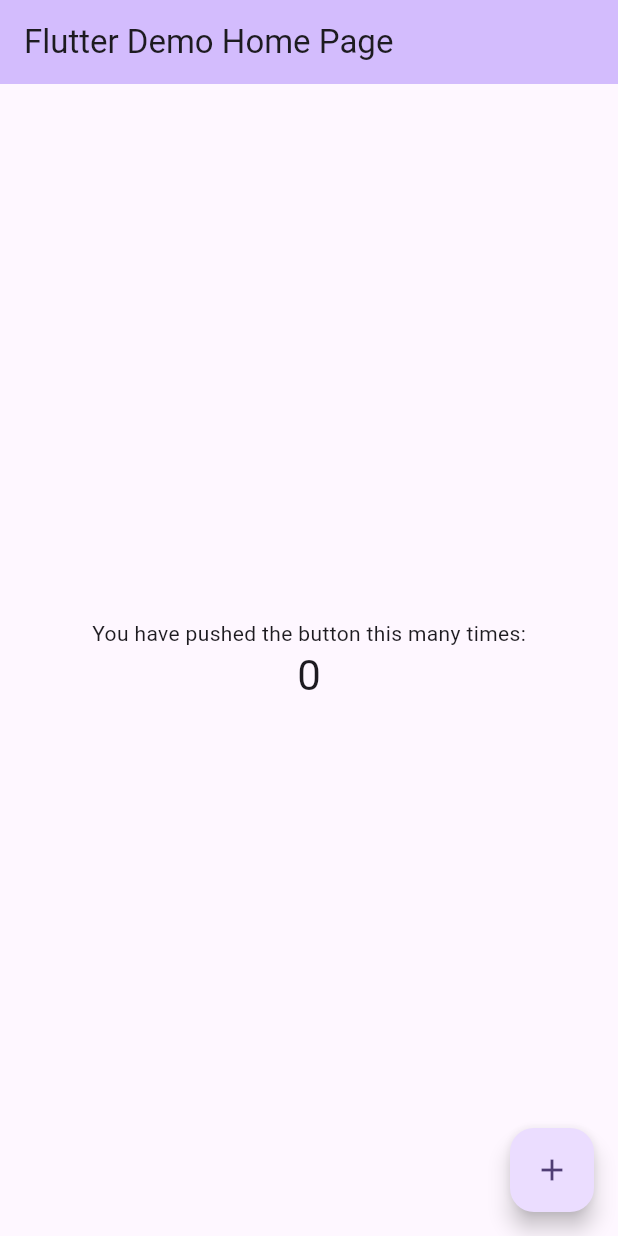
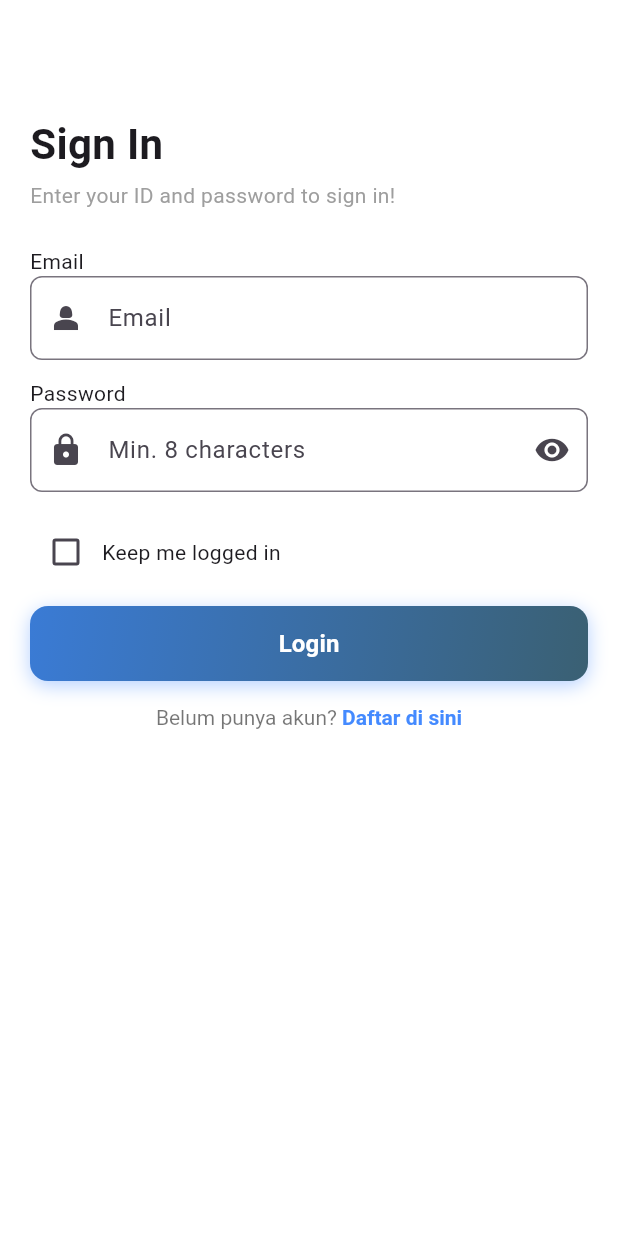
Before and after one commit to Memphissall/UTS_FaizalAzmi, a Flutter app: the screen it shows after launch, on a phone screen of 412 x 824 dp. Run offline on Flutter 3.47's test engine with Material 3 defaults, Android fonts, the phone set to English and light mode, and no system bars.

Commit message:
update kolom

```diff
--- /dev/null
+++ b/lib/UTS/login.dart
@@ -0,0 +1,159 @@
+import 'package:flutter/material.dart';
+
+class LoginPage extends StatefulWidget {
+  const LoginPage({super.key});
+
+  @override
+  State<LoginPage> createState() => _LoginPageState();
+}
+
+class _LoginPageState extends State<LoginPage> {
+  bool _showPassword = true;
+  final TextEditingController _namacontroller = TextEditingController();
+  final TextEditingController _passwordcontroller = TextEditingController();
+  @override
+  Widget build(BuildContext context) {
+    return Scaffold(
+      backgroundColor: Colors.white,
+      appBar: AppBar(
+
+        backgroundColor: Colors.white,
+        foregroundColor: Colors.black,
+        elevation: 0,
+      ),
+      body: Padding(
+        padding: const EdgeInsets.all(20.0),
+        child: Column(
+          crossAxisAlignment: CrossAxisAlignment.start,
+          children: [
+            const Text(
+              "Sign In",
+              style: TextStyle(
+                fontSize: 28,
+                fontWeight: FontWeight.bold,
+              ),
+            ),
+            const SizedBox(height: 4),
+            const Text(
+              "Enter your ID and password to sign in!",
+              style: TextStyle(color: Colors.grey),
+            ),
+
+            const SizedBox(height: 24),
+
+            //Email
+            const Text("Email"),
+            TextField(
+              controller: _namacontroller,
+              decoration: const InputDecoration(
+                prefixIcon: Icon(Icons.person_2),
+                labelText: "Email",
+                hintText: "email",
+                border: OutlineInputBorder(
+                  borderRadius: BorderRadius.all(Radius.circular(8)),
+                ),
+              ),
+            ),
+
+            const SizedBox(height: 12),
+
+            //password
+            const Text("Password"),
+            TextField(
+              controller: _passwordcontroller,
+              obscureText: _showPassword,
+              decoration: InputDecoration(
+                prefixIcon: const Icon(Icons.lock),
+                suffixIcon: IconButton(
+                  onPressed: () {
+                    setState(() {
+                      _showPassword = !_showPassword;
+                    });
+                  },
+                  icon: Icon(
+                    _showPassword
+                        ? Icons.remove_red_eye
+                        : Icons.visibility_off,
+                  ),
+                ),
+                labelText: "Min. 8 characters",
+                hintText: "Password",
+                border: const OutlineInputBorder(
+                  borderRadius: BorderRadius.all(Radius.circular(8)),
+                ),
+              ),
+            ),
+            const SizedBox(height: 16),
+
+            Row(
+              children: [
+                Checkbox(value: false, onChanged: (value) {}),
+                const Text("Keep me logged in"),
+              ],
+            ),
+            const SizedBox(height: 12),
+
+            // Tombol Untuk Login
+            Container(
+              width: double.infinity,
+              height: 50,
+              decoration: BoxDecoration(
+                borderRadius: BorderRadius.circular(12),
+                gradient: const LinearGradient(
+                  colors: [Color(0xFF3A7BD5), Color(0xFF3A6073)],
+                  begin: Alignment.topLeft,
+                  end: Alignment.bottomRight,
+                ),
+                boxShadow: [
+                  BoxShadow(
+                    color: Colors.blueAccent.withOpacity(0.4),
+                    blurRadius: 10,
+                    offset: const Offset(0, 3),
+                  )
+                ],
+              ),
+              child: ElevatedButton(
+                onPressed: () {
+                  print(_namacontroller.text);
+                },
+                style: ElevatedButton.styleFrom(
+                  backgroundColor: Colors.transparent,
+                  shadowColor: Colors.transparent,
+                  shape: RoundedRectangleBorder(
+                    borderRadius: BorderRadius.circular(12),
+                  ),
+                ),
+                child: const Text(
+                  "Login",
+                  style: TextStyle(fontSize: 16,color: Colors.white,
+    fontWeight: FontWeight.bold),
+                ),
+              ),
+            ),
+
+            const SizedBox(height: 16),
+
+            // Tombol dibawah login
+            Center(
+              child: RichText(
+                text: TextSpan(
+                  text: "Belum punya akun? ",
+                  style: const TextStyle(color: Colors.black54),
+                  children: [
+                    TextSpan(
+                      text: "Daftar di sini",
+                      style: const TextStyle(
+                        color: Colors.blueAccent,
+                        fontWeight: FontWeight.bold,
+                      ),
+                    ),
+                  ],
+                ),
+              ),
+            ),
+          ],
+        ),
+      ),
+    );
+  }
+}
--- a/lib/main.dart
+++ b/lib/main.dart
@@ -1,122 +1,18 @@
 import 'package:flutter/material.dart';
+import 'package:uts_faizalazmi_2407810040007/UTS/login.dart';
 
-void main() {
+void main(List<String> args) {
   runApp(const MyApp());
 }
 
 class MyApp extends StatelessWidget {
   const MyApp({super.key});
 
-  // This widget is the root of your application.
   @override
   Widget build(BuildContext context) {
-    return MaterialApp(
-      title: 'Flutter Demo',
-      theme: ThemeData(
-        // This is the theme of your application.
-        //
-        // TRY THIS: Try running your application with "flutter run". You'll see
-        // the application has a purple toolbar. Then, without quitting the app,
-        // try changing the seedColor in the colorScheme below to Colors.green
-        // and then invoke "hot reload" (save your changes or press the "hot
-        // reload" button in a Flutter-supported IDE, or press "r" if you used
-        // the command line to start the app).
-        //
-        // Notice that the counter didn't reset back to zero; the application
-        // state is not lost during the reload. To reset the state, use hot
-        // restart instead.
-        //
-        // This works for code too, not just values: Most code changes can be
-        // tested with just a hot reload.
-        colorScheme: ColorScheme.fromSeed(seedColor: Colors.deepPurple),
-      ),
-      home: const MyHomePage(title: 'Flutter Demo Home Page'),
+    return const MaterialApp(
+      debugShowCheckedModeBanner: false,
+      home: LoginPage(),
     );
   }
 }
-
-class MyHomePage extends StatefulWidget {
-  const MyHomePage({super.key, required this.title});
-
-  // This widget is the home page of your application. It is stateful, meaning
-  // that it has a State object (defined below) that contains fields that affect
-  // how it looks.
-
-  // This class is the configuration for the state. It holds the values (in this
-  // case the title) provided by the parent (in this case the App widget) and
-  // used by the build method of the State. Fields in a Widget subclass are
-  // always marked "final".
-
-  final String title;
-
-  @override
-  State<MyHomePage> createState() => _MyHomePageState();
-}
-
-class _MyHomePageState extends State<MyHomePage> {
-  int _counter = 0;
-
-  void _incrementCounter() {
-    setState(() {
-      // This call to setState tells the Flutter framework that something has
-      // changed in this State, which causes it to rerun the build method below
-      // so that the display can reflect the updated values. If we changed
-      // _counter without calling setState(), then the build method would not be
-      // called again, and so nothing would appear to happen.
-      _counter++;
-    });
-  }
-
-  @override
-  Widget build(BuildContext context) {
-    // This method is rerun every time setState is called, for instance as done
-    // by the _incrementCounter method above.
-    //
-    // The Flutter framework has been optimized to make rerunning build methods
-    // fast, so that you can just rebuild anything that needs updating rather
-    // than having to individually change instances of widgets.
-    return Scaffold(
-      appBar: AppBar(
-        // TRY THIS: Try changing the color here to a specific color (to
-        // Colors.amber, perhaps?) and trigger a hot reload to see the AppBar
-        // change color while the other colors stay the same.
-        backgroundColor: Theme.of(context).colorScheme.inversePrimary,
-        // Here we take the value from the MyHomePage object that was created by
-        // the App.build method, and use it to set our appbar title.
-        title: Text(widget.title),
-      ),
-      body: Center(
-        // Center is a layout widget. It takes a single child and positions it
-        // in the middle of the parent.
-        child: Column(
-          // Column is also a layout widget. It takes a list of children and
-          // arranges them vertically. By default, it sizes itself to fit its
-          // children horizontally, and tries to be as tall as its parent.
-          //
-          // Column has various properties to control how it sizes itself and
-          // how it positions its children. Here we use mainAxisAlignment to
-          // center the children vertically; the main axis here is the vertical
-          // axis because Columns are vertical (the cross axis would be
-          // horizontal).
-          //
-          // TRY THIS: Invoke "debug painting" (choose the "Toggle Debug Paint"
-          // action in the IDE, or press "p" in the console), to see the
-          // wireframe for each widget.
-          mainAxisAlignment: MainAxisAlignment.center,
-          children: <Widget>[
-            const Text('You have pushed the button this many times:'),
-            Text(
-              '$_counter',
-              style: Theme.of(context).textTheme.headlineMedium,
-            ),
-          ],
-        ),
-      ),
-      floatingActionButton: FloatingActionButton(
-        onPressed: _incrementCounter,
-        tooltip: 'Increment',
-        child: const Icon(Icons.add),
-      ), // This trailing comma makes auto-formatting nicer for build methods.
-    );
-  }
-}
```
